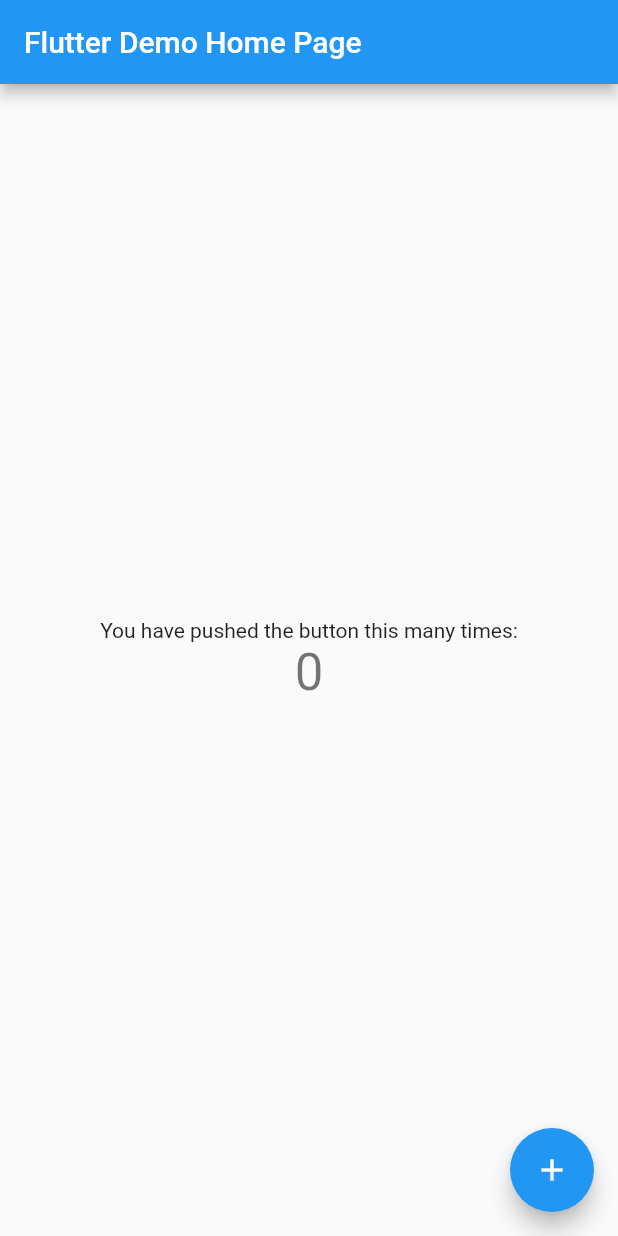
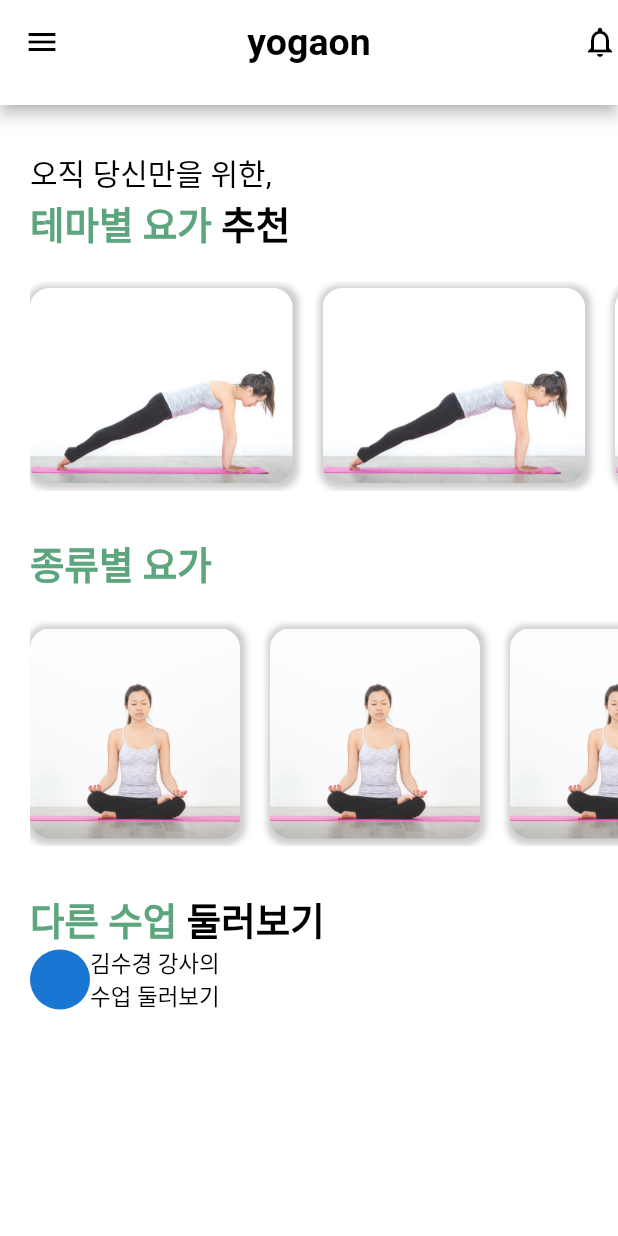
Before and after one commit to no-gari/yoga, a Flutter app: the screen it shows after launch, on a phone screen of 412 x 824 dp. Run offline on Flutter 3.47's test engine with Material 2 defaults, Android fonts, the phone set to English and light mode, and no system bars.

Commit message:
changed a lot

```diff
--- /dev/null
+++ b/lib/components/hamburger_appbar_component.dart
@@ -0,0 +1,19 @@
+import 'package:flutter/material.dart';
+
+class HamburgerAppbarComponent extends StatelessWidget
+    implements PreferredSizeWidget {
+  @override
+  Size get preferredSize => const Size.fromHeight(70);
+
+  @override
+  Widget build(BuildContext context) {
+    return AppBar(
+      iconTheme: IconThemeData(color: Colors.black),
+      title: Text(
+        'yogaon',
+        style: Theme.of(context).textTheme.headline2,
+      ),
+      actions: [Icon(Icons.notifications_outlined)],
+    );
+  }
+}
--- /dev/null
+++ b/lib/components/instructor_yoga_component.dart
@@ -0,0 +1,32 @@
+import 'package:flutter/material.dart';
+
+class InstructorYogaComponent extends StatelessWidget {
+  @override
+  Widget build(BuildContext context) {
+    return Container(
+      child: Column(
+        children: [
+          Row(
+            children: [
+              CircleAvatar(),
+              Column(
+                children: [
+                  RichText(
+                    text: TextSpan(
+                      style: Theme.of(context).textTheme.headline4,
+                      children: [
+                        TextSpan(text: '김수경 '),
+                        TextSpan(text: '강사의\n'),
+                        TextSpan(text: '수업 둘러보기'),
+                      ],
+                    ),
+                  ),
+                ],
+              ),
+            ],
+          ),
+        ],
+      ),
+    );
+  }
+}
--- /dev/null
+++ b/lib/components/themeyoga_componet.dart
@@ -0,0 +1,37 @@
+import 'package:flutter/material.dart';
+
+class ThemeYogaComponent extends StatelessWidget {
+  ThemeYogaComponent({this.source = 'assets/images/themeyoga.jpg', this.onTap});
+
+  final String source;
+  final Function onTap;
+
+  @override
+  Widget build(BuildContext context) {
+    return GestureDetector(
+      onTap: () {
+        onTap;
+      },
+      child: Container(
+        margin: const EdgeInsets.only(right: 20, top: 5, bottom: 5),
+        height: 130,
+        width: 175,
+        decoration: BoxDecoration(
+            borderRadius: BorderRadius.circular(13),
+            boxShadow: [
+              BoxShadow(
+                color: Colors.grey.withOpacity(0.5),
+                spreadRadius: 3,
+                blurRadius: 3,
+                offset: Offset(1, 1), // changes position of shadow
+              ),
+            ],
+            image: DecorationImage(
+              image: AssetImage('$source'),
+              fit: BoxFit.cover,
+              alignment: Alignment.center,
+            )),
+      ),
+    );
+  }
+}
--- /dev/null
+++ b/lib/components/yogatype_component.dart
@@ -0,0 +1,42 @@
+import 'package:flutter/material.dart';
+
+class YogaTypeCardWidget extends StatelessWidget {
+  YogaTypeCardWidget({this.source = 'assets/images/yogatype.jpg', this.onTap});
+
+  final String source;
+  final Function onTap;
+
+  @override
+  Widget build(BuildContext context) {
+    return GestureDetector(
+      onTap: () {
+        Navigator.push(
+          context,
+          MaterialPageRoute(
+            builder: (BuildContext context) => null,
+          ),
+        );
+      },
+      child: Container(
+        margin: const EdgeInsets.only(right: 20, top: 5, bottom: 5),
+        height: 140,
+        width: 140,
+        decoration: BoxDecoration(
+            borderRadius: BorderRadius.circular(13),
+            boxShadow: [
+              BoxShadow(
+                color: Colors.grey.withOpacity(0.5),
+                spreadRadius: 3,
+                blurRadius: 3,
+                offset: Offset(1, 1), // changes position of shadow
+              ),
+            ],
+            image: DecorationImage(
+              image: AssetImage('$source'),
+              fit: BoxFit.cover,
+              alignment: Alignment.center,
+            )),
+      ),
+    );
+  }
+}
--- a/lib/constants.dart
+++ b/lib/constants.dart
@@ -0,0 +1,5 @@
+import 'package:flutter/material.dart';
+
+final kBackgroundColorLight = Color(0xFFC1E6D4);
+final kBackgroundColorMain = Color(0xFF9ADABE);
+final kPrimaryColor = Color(0xFF5DA57D);
--- a/lib/main.dart
+++ b/lib/main.dart
@@ -1,4 +1,7 @@
 import 'package:flutter/material.dart';
+import 'package:yogaon/constants.dart';
+import 'package:yogaon/screens/introduction/start_screen.dart';
+import 'package:yogaon/screens/yogaon/home_screen.dart';
 
 void main() {
   runApp(MyApp());
@@ -9,96 +12,29 @@ class MyApp extends StatelessWidget {
   @override
   Widget build(BuildContext context) {
     return MaterialApp(
-      title: 'Flutter Demo',
       theme: ThemeData(
+        brightness: Brightness.light,
+        scaffoldBackgroundColor: Colors.white,
+        textTheme: TextTheme(
+          headline1: TextStyle(
+              fontSize: 30, color: Colors.black, fontWeight: FontWeight.bold),
+          headline2: TextStyle(
+              fontSize: 25, color: Colors.black, fontWeight: FontWeight.bold),
+          headline3: TextStyle(
+              fontSize: 20, color: Colors.black, fontWeight: FontWeight.normal),
+          headline4: TextStyle(
+              fontSize: 15, color: Colors.black, fontWeight: FontWeight.normal),
+          headline5: TextStyle(
+              fontSize: 20, color: Colors.black, fontWeight: FontWeight.normal),
+        ),
         primarySwatch: Colors.blue,
+        appBarTheme: AppBarTheme(
+          color: Colors.white,
+          centerTitle: true,
+        ),
+        iconTheme: IconThemeData(color: Colors.black),
       ),
-      home: MyHomePage(title: 'Flutter Demo Home Page'),
+      home: HomeScreen(),
     );
   }
 }
-
-class MyHomePage extends StatefulWidget {
-  MyHomePage({Key key, this.title}) : super(key: key);
-
-  // This widget is the home page of your application. It is stateful, meaning
-  // that it has a State object (defined below) that contains fields that affect
-  // how it looks.
-
-  // This class is the configuration for the state. It holds the values (in this
-  // case the title) provided by the parent (in this case the App widget) and
-  // used by the build method of the State. Fields in a Widget subclass are
-  // always marked "final".
-
-  final String title;
-
-  @override
-  _MyHomePageState createState() => _MyHomePageState();
-}
-
-class _MyHomePageState extends State<MyHomePage> {
-  int _counter = 0;
-
-  void _incrementCounter() {
-    setState(() {
-      // This call to setState tells the Flutter framework that something has
-      // changed in this State, which causes it to rerun the build method below
-      // so that the display can reflect the updated values. If we changed
-      // _counter without calling setState(), then the build method would not be
-      // called again, and so nothing would appear to happen.
-      _counter++;
-    });
-  }
-
-  @override
-  Widget build(BuildContext context) {
-    // This method is rerun every time setState is called, for instance as done
-    // by the _incrementCounter method above.
-    //
-    // The Flutter framework has been optimized to make rerunning build methods
-    // fast, so that you can just rebuild anything that needs updating rather
-    // than having to individually change instances of widgets.
-    return Scaffold(
-      appBar: AppBar(
-        // Here we take the value from the MyHomePage object that was created by
-        // the App.build method, and use it to set our appbar title.
-        title: Text(widget.title),
-      ),
-      body: Center(
-        // Center is a layout widget. It takes a single child and positions it
-        // in the middle of the parent.
-        child: Column(
-          // Column is also a layout widget. It takes a list of children and
-          // arranges them vertically. By default, it sizes itself to fit its
-          // children horizontally, and tries to be as tall as its parent.
-          //
-          // Invoke "debug painting" (press "p" in the console, choose the
-          // "Toggle Debug Paint" action from the Flutter Inspector in Android
-          // Studio, or the "Toggle Debug Paint" command in Visual Studio Code)
-          // to see the wireframe for each widget.
-          //
-          // Column has various properties to control how it sizes itself and
-          // how it positions its children. Here we use mainAxisAlignment to
-          // center the children vertically; the main axis here is the vertical
-          // axis because Columns are vertical (the cross axis would be
-          // horizontal).
-          mainAxisAlignment: MainAxisAlignment.center,
-          children: <Widget>[
-            Text(
-              'You have pushed the button this many times:',
-            ),
-            Text(
-              '$_counter',
-              style: Theme.of(context).textTheme.headline4,
-            ),
-          ],
-        ),
-      ),
-      floatingActionButton: FloatingActionButton(
-        onPressed: _incrementCounter,
-        tooltip: 'Increment',
-        child: Icon(Icons.add),
-      ), // This trailing comma makes auto-formatting nicer for build methods.
-    );
-  }
-}
--- /dev/null
+++ b/lib/screens/yogaon/home_screen.dart
@@ -0,0 +1,81 @@
+import 'package:flutter/material.dart';
+import 'package:flutter/rendering.dart';
+import 'package:yogaon/components/hamburger_appbar_component.dart';
+import 'package:yogaon/components/instructor_yoga_component.dart';
+import 'package:yogaon/components/themeyoga_componet.dart';
+import 'package:yogaon/components/yogatype_component.dart';
+import 'package:yogaon/constants.dart';
+
+class HomeScreen extends StatelessWidget {
+  @override
+  Widget build(BuildContext context) {
+    return Scaffold(
+      drawer: Drawer(),
+      appBar: HamburgerAppbarComponent(),
+      body: Container(
+        padding: const EdgeInsets.only(top: 30, left: 20),
+        child: ListView(
+          children: [
+            RichText(
+              text: TextSpan(
+                style: Theme.of(context).textTheme.headline2,
+                children: [
+                  TextSpan(
+                      text: '오직 당신만을 위한,\n',
+                      style: Theme.of(context).textTheme.headline3),
+                  TextSpan(
+                      text: '테마별 요가 ', style: TextStyle(color: kPrimaryColor)),
+                  TextSpan(text: '추천'),
+                ],
+              ),
+            ),
+            Container(
+              margin: const EdgeInsets.only(top: 20, bottom: 30),
+              height: 140,
+              child: ListView(
+                scrollDirection: Axis.horizontal,
+                children: [
+                  ThemeYogaComponent(),
+                  ThemeYogaComponent(),
+                  ThemeYogaComponent(),
+                ],
+              ),
+            ),
+            Text(
+              '종류별 요가',
+              style: Theme.of(context)
+                  .textTheme
+                  .headline2
+                  .copyWith(color: kPrimaryColor),
+            ),
+            Container(
+              margin: const EdgeInsets.only(top: 20, bottom: 30),
+              height: 150,
+              child: ListView(
+                scrollDirection: Axis.horizontal,
+                children: [
+                  YogaTypeCardWidget(),
+                  YogaTypeCardWidget(),
+                  YogaTypeCardWidget(),
+                ],
+              ),
+            ),
+            RichText(
+              text: TextSpan(
+                style: Theme.of(context).textTheme.headline2,
+                children: [
+                  TextSpan(
+                    text: '다른 수업 ',
+                    style: TextStyle(color: kPrimaryColor),
+                  ),
+                  TextSpan(text: '둘러보기'),
+                ],
+              ),
+            ),
+            InstructorYogaComponent()
+          ],
+        ),
+      ),
+    );
+  }
+}
--- a/pubspec.yaml
+++ b/pubspec.yaml
@@ -48,9 +48,9 @@ flutter:
   uses-material-design: true
 
   # To add assets to your application, add an assets section, like this:
-  # assets:
-  #   - images/a_dot_burr.jpeg
-  #   - images/a_dot_ham.jpeg
+  assets:
+    - assets/images/
+    -
 
   # An image asset can refer to one or more resolution-specific "variants", see
   # https://flutter.dev/assets-and-images/#resolution-aware.
```
Also changed, not shown: lib/components/back_appbar_component.dart (added, +18 -0 lines), lib/components/yogaon_button_component.dart (added, +30 -0 lines), lib/screens/introduction/start_screen.dart (added, +73 -0 lines), lib/screens/options/recommendation.dart (added, +46 -0 lines), lib/screens/options/sex_choice_screen.dart (added, +50 -0 lines), lib/screens/user/login_screen.dart (added, +8 -0 lines), assets/images/background_1.jpg (added), assets/images/instructor.jpg (added), assets/images/start.png (added), assets/images/themeyoga.jpg (added), assets/images/yogatype.jpg (added).
